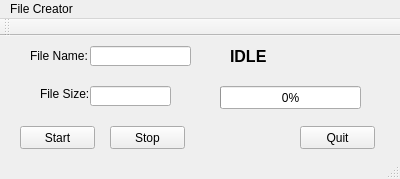
Above: filecreator.ui from myersd4/File-Generator before the change. Below: the same form after it.
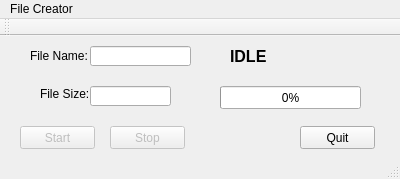
That is the form after the change.

The edit to the form file:
```diff
--- a/filecreator.ui
+++ b/filecreator.ui
@@ -15,6 +15,9 @@
   </property>
   <widget class="QWidget" name="centralWidget">
    <widget class="QPushButton" name="startButton">
+    <property name="enabled">
+     <bool>false</bool>
+    </property>
     <property name="geometry">
      <rect>
       <x>20</x>
@@ -28,6 +31,9 @@
     </property>
    </widget>
    <widget class="QPushButton" name="stopButton">
+    <property name="enabled">
+     <bool>false</bool>
+    </property>
     <property name="geometry">
      <rect>
       <x>110</x>
```
Left out of the diff: 3 changed lines with no effect on the pictures.
